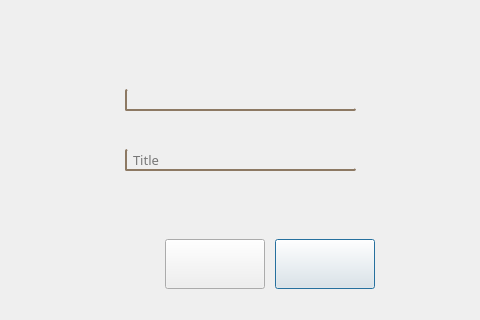
This is app/UI/dialog_chat.ui in omegaBionic/maderation_front as Qt 5 draws it before an edit; both pictures show x 355 to 835 and y 141 to 461 of the 934 by 634 pixel window. The edited form follows.
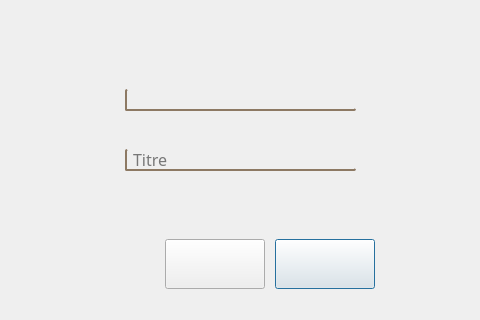
This is the edited form. Icons and pictures are not drawn.

Diff of the .ui file:
```diff
--- a/app/UI/dialog_chat.ui
+++ b/app/UI/dialog_chat.ui
@@ -281,7 +281,7 @@
    <property name="font">
     <font>
      <family>Futura Lt BT</family>
-     <pointsize>10</pointsize>
+     <pointsize>12</pointsize>
     </font>
    </property>
    <property name="styleSheet">
@@ -301,7 +301,7 @@
 </string>
    </property>
    <property name="placeholderText">
-    <string>Title</string>
+    <string>Titre</string>
    </property>
   </widget>
  </widget>
```
Left out of the diff: 2 changed lines with no effect on the pictures.
